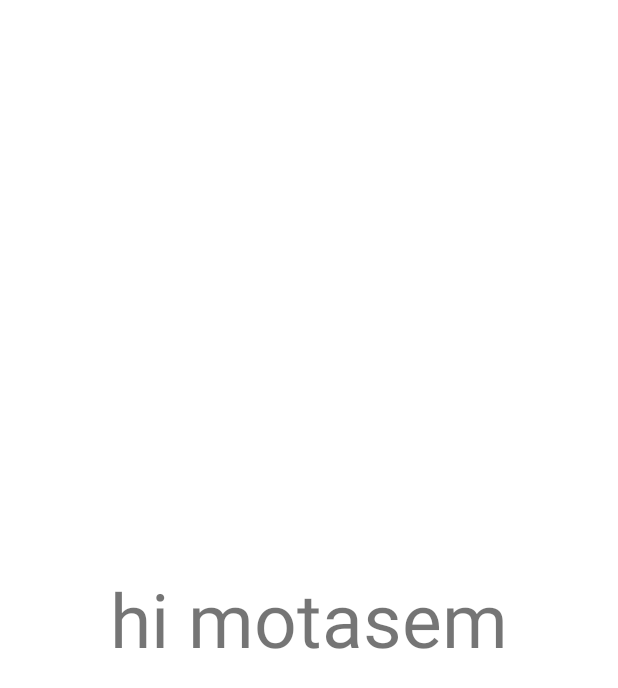
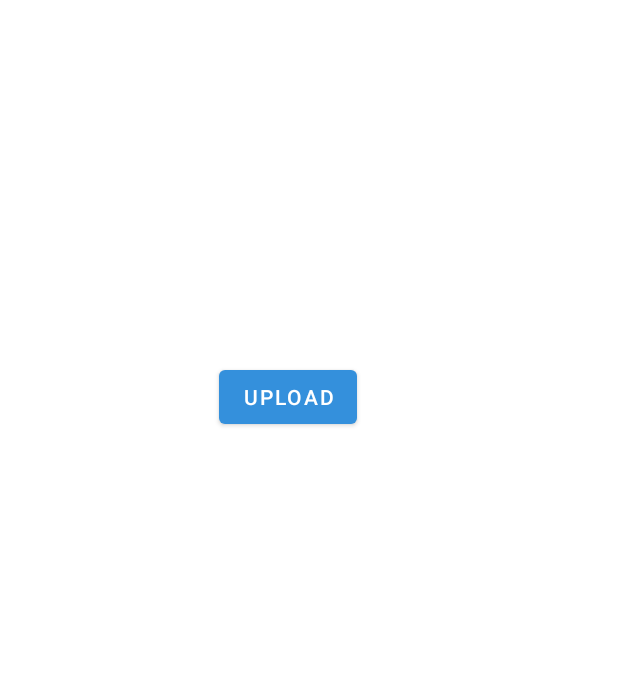
Before and after one commit to WaelAlQawasmi/SocialUniversity, an Android app: the layout activity_material.xml on its own in the app's theme, with its tools: preview values and no code run, on a phone screen of 412 x 824 dp. Shown: the top 688 px of the screen. Run offline under Robolectric (Android 15) with nearby library versions, the light colour scheme and no system bars.

Commit message:
upload to s3

```diff
--- a/App/app/src/main/res/layout/activity_material.xml
+++ b/App/app/src/main/res/layout/activity_material.xml
@@ -1,22 +1,21 @@
 <?xml version="1.0" encoding="utf-8"?>
-<androidx.constraintlayout.widget.ConstraintLayout
-    xmlns:android="http://schemas.android.com/apk/res/android"
+<androidx.constraintlayout.widget.ConstraintLayout xmlns:android="http://schemas.android.com/apk/res/android"
     xmlns:app="http://schemas.android.com/apk/res-auto"
     xmlns:tools="http://schemas.android.com/tools"
     android:layout_width="match_parent"
     android:layout_height="match_parent"
     tools:context=".ui.MaterialActivity">
 
-    <TextView
-        android:layout_width="match_parent"
+
+    <Button
+        android:id="@+id/uplod_btn"
+        android:layout_width="wrap_content"
         android:layout_height="wrap_content"
-        android:gravity="center"
-        android:text="hi motasem"
-        android:textSize="50dp"
+        android:layout_marginStart="146dp"
+        android:layout_marginBottom="295dp"
+        android:text="upload"
         app:layout_constraintBottom_toBottomOf="parent"
-        app:layout_constraintEnd_toEndOf="parent"
         app:layout_constraintStart_toStartOf="parent"
-        app:layout_constraintTop_toTopOf="parent">
-
-    </TextView>
+        app:layout_constraintTop_toTopOf="parent"
+        tools:ignore="MissingConstraints" />
 </androidx.constraintlayout.widget.ConstraintLayout>
```
Also changed, not shown: App/app/src/main/java/com/example/socialuniversityapp/ui/MaterialActivity.java (+154 -2 lines).
